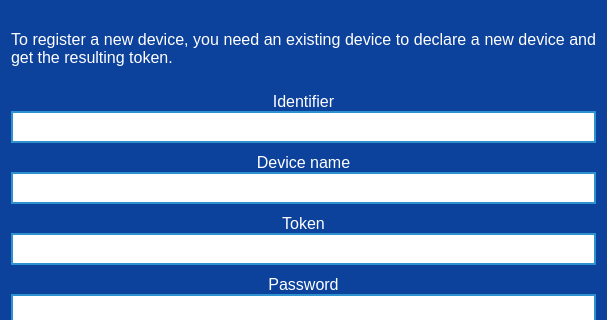
Qt form parsec/core/gui/forms/login_register_device_widget.ui (Scille/parsec-cloud) before a commit; both pictures show x 0 to 607 and y 0 to 320 of the 607 by 700 pixel window.
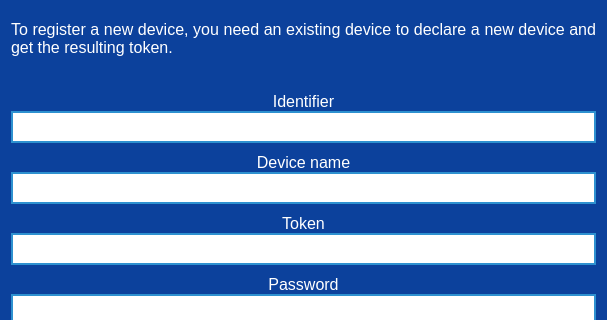
The same form after that commit. Icons and pictures are not drawn.

```diff
--- a/parsec/core/gui/forms/login_register_device_widget.ui
+++ b/parsec/core/gui/forms/login_register_device_widget.ui
@@ -26,7 +26,8 @@
       </font>
      </property>
      <property name="styleSheet">
-      <string notr="true">color: rgb(255, 255, 255);</string>
+      <string notr="true">color: rgb(255, 255, 255);
+padding-bottom: 20px;</string>
      </property>
      <property name="text">
       <string>To register a new device, you need an existing device to declare a new device and get the resulting token.</string>
```
